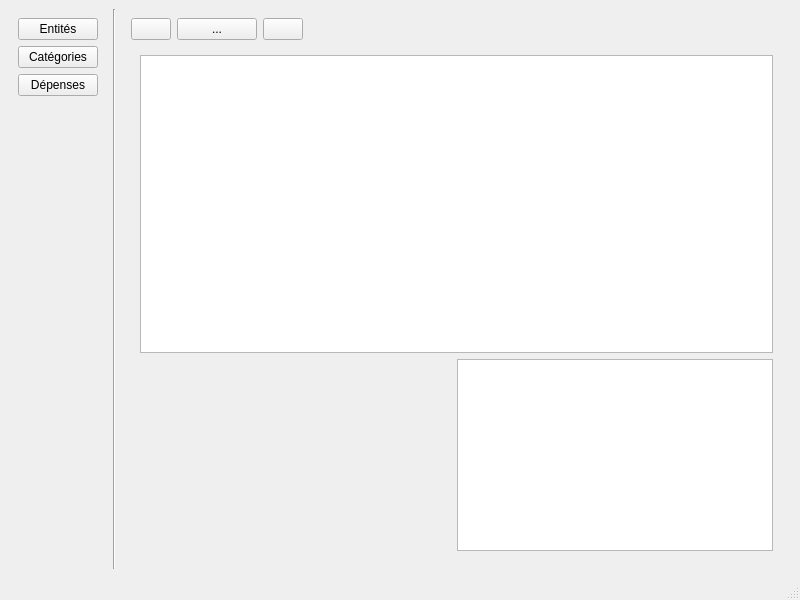
Above: test.ui from BinarMorker/GP2 before the change. Below: the same form after it.
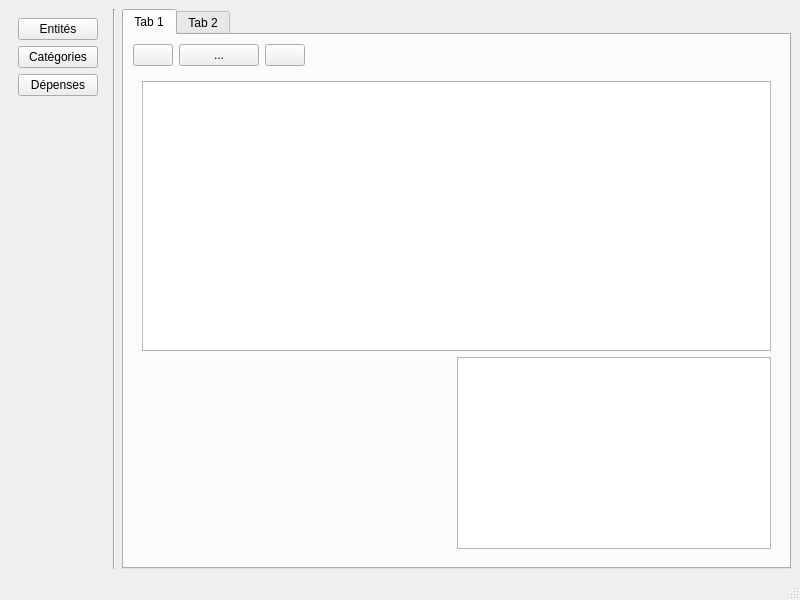
That is the form after the change. Icons and pictures are not drawn.

```diff
--- a/test.ui
+++ b/test.ui
@@ -81,8 +81,15 @@
      </widget>
     </item>
     <item>
-     <widget class="QWidget" name="widget" native="true">
-      <layout class="QVBoxLayout" name="verticalLayout">
+     <widget class="QTabWidget" name="tabWidget">
+      <property name="currentIndex">
+       <number>0</number>
+      </property>
+      <widget class="QWidget" name="tab">
+       <attribute name="title">
+        <string>Tab 1</string>
+       </attribute>
+       <layout class="QVBoxLayout" name="verticalLayout_4">
        <item>
         <layout class="QHBoxLayout" name="horizontalLayout_2">
          <property name="sizeConstraint">
@@ -169,6 +176,12 @@
         </widget>
        </item>
       </layout>
+      </widget>
+      <widget class="QWidget" name="tab_2">
+       <attribute name="title">
+        <string>Tab 2</string>
+       </attribute>
+      </widget>
      </widget>
     </item>
    </layout>
```
Lines whose indentation alone changed are shown as unchanged.
